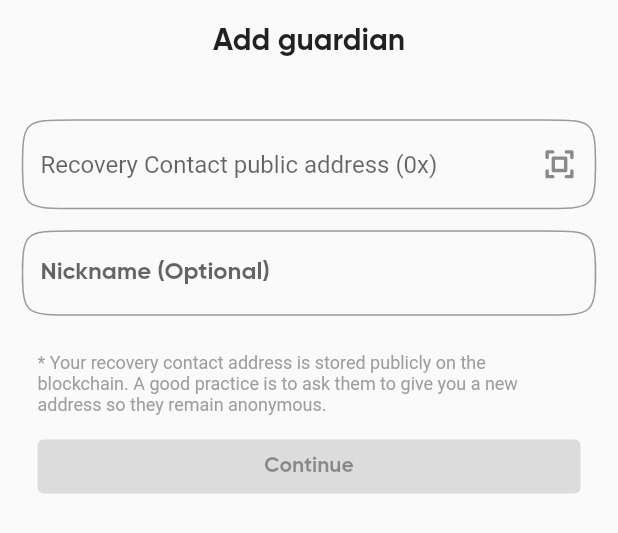
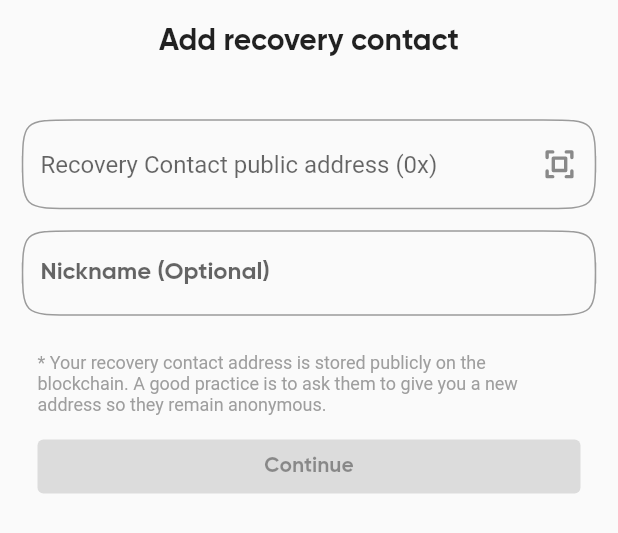
Before and after one commit to candidelabs/candide-mobile-app, a Flutter app: the GuardianAddressSheet widget shown alone on an empty page, opened directly with empty values, on a phone screen of 412 x 824 dp. Shown: the top 533 px of the screen. Run offline on Flutter 3.47's test engine with Material 2 defaults, Android fonts, the phone set to English and light mode, and no system bars; our stand-ins replace bot_toast, cached_network_image, dio, event_bus, expandable, flutter_cache_manager and 18 more; missing offline and left inert: biometric_storage, blockies, ens_dart, eth_sig_util, flutter_awesome_alert_box, info_popup and 8 more; accounts and stored records are empty; project files that could hold a hidden picture were left out.

Commit message:
refactor: rename guardians to recovery contacts

```diff
--- a/lib/screens/home/guardians/guardian_address_sheet.dart
+++ b/lib/screens/home/guardians/guardian_address_sheet.dart
@@ -29,7 +29,7 @@ class _GuardianAddressSheetState extends State<GuardianAddressSheet> {
       child: Column(
         children: [
           const SizedBox(height: 15,),
-          Text("Add guardian", style: TextStyle(fontFamily: AppThemes.fonts.gilroyBold, fontSize: 20),),
+          Text("Add recovery contact", style: TextStyle(fontFamily: AppThemes.fonts.gilroyBold, fontSize: 20),),
           const SizedBox(height: 35,),
           AddressField(
             onAddressChanged: (val){
--- a/lib/screens/home/guardians/guardians_page.dart
+++ b/lib/screens/home/guardians/guardians_page.dart
@@ -164,7 +164,7 @@ class _GuardiansPageState extends State<GuardiansPage> {
               );
             },
             icon: const Icon(PhosphorIcons.plusBold, size: 15,),
-            label: Text("Add guardian", style: TextStyle(fontFamily: AppThemes.fonts.gilroyBold, fontSize: 15, height: 1.6),),
+            label: Text("Add recovery contact", style: TextStyle(fontFamily: AppThemes.fonts.gilroyBold, fontSize: 15, height: 1.6),),
           ),
         ),
       ],
--- a/lib/utils/guardian_helpers.dart
+++ b/lib/utils/guardian_helpers.dart
@@ -75,7 +75,7 @@ class GuardianOperationsHelper {
     TransactionActivity transactionActivity = TransactionActivity(
       date: DateTime.now(),
       action: "guardian-grant",
-      title: "Added guardian",
+      title: "Added recovery contact",
       status: "pending",
       data: {"guardian": guardian.hexEip55},
     );
@@ -162,7 +162,7 @@ class GuardianOperationsHelper {
     TransactionActivity transactionActivity = TransactionActivity(
       date: DateTime.now(),
       action: "guardian-revoke",
-      title: "Removed guardian",
+      title: "Removed recovery contact",
       status: "pending",
       data: {"guardian": guardian.hexEip55},
     );
```
